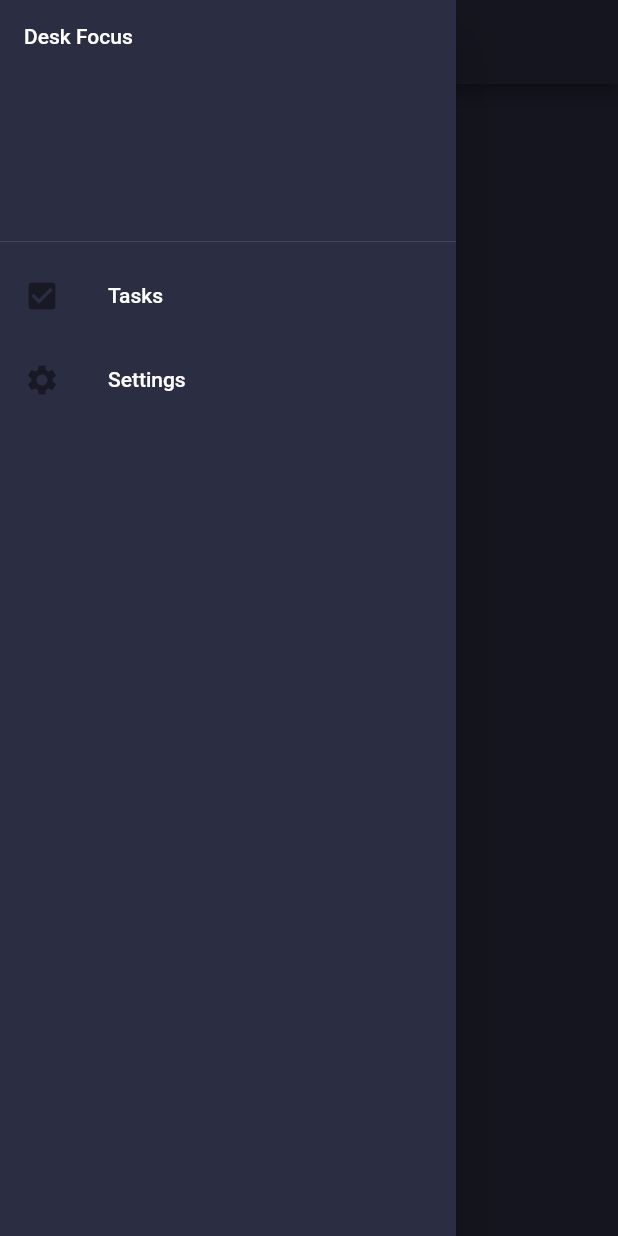
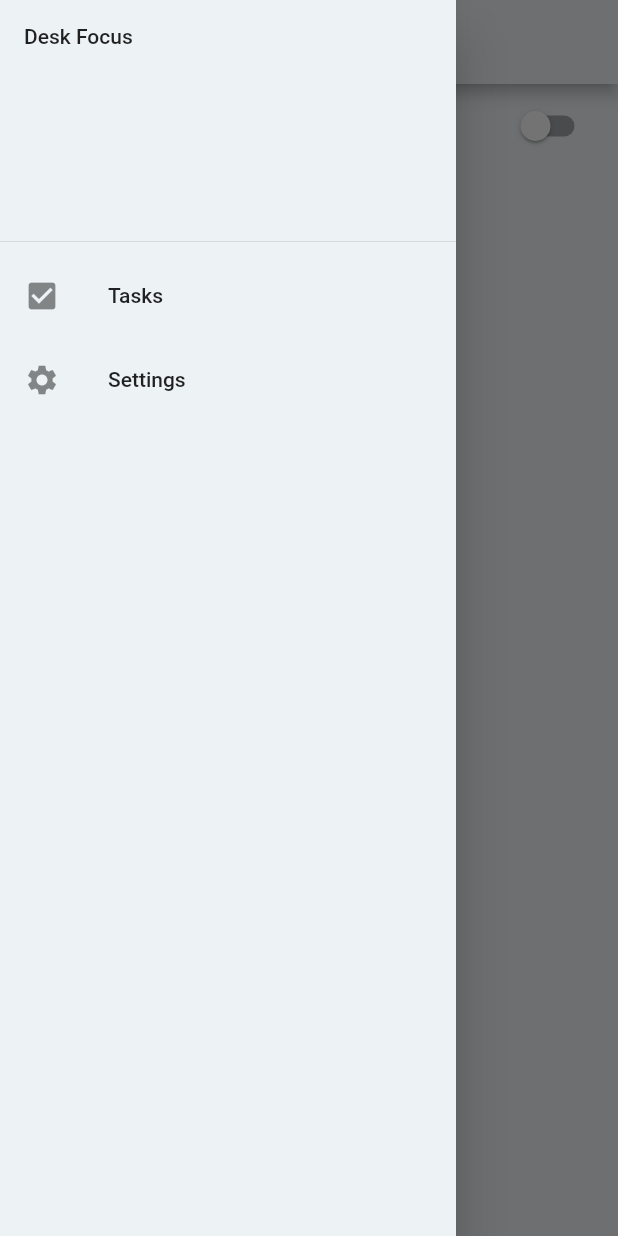
Before and after one commit to Hendermarkson/DeskFocus, a Flutter app: the SettingsScreen screen opened by its route, with the side drawer open, on a phone screen of 412 x 824 dp. Run offline on Flutter 3.47's test engine with Material 2 defaults, Android fonts, the light colour scheme and no system bars; our stand-ins replace equatable, flutter_slidable, sqflite; accounts and stored records are empty.

Commit message:
Implemented basic state management for settings

```diff
--- a/lib/app_theme.dart
+++ b/lib/app_theme.dart
@@ -1,12 +1,12 @@
 import 'package:flutter/material.dart';
 
 class AppTheme {
-  bool lightModeEnabled;
+  bool darkMode;
 
-  AppTheme({this.lightModeEnabled = false});
+  AppTheme({this.darkMode = false});
 
   ThemeData get themeData {
-    return lightModeEnabled ? _lightTheme : _darkTheme;
+    return darkMode ? _darkTheme : _lightTheme;
   }
 
   ThemeData get _darkTheme {
--- /dev/null
+++ b/lib/models/settings_data.dart
@@ -0,0 +1,19 @@
+import 'package:flutter/cupertino.dart';
+
+class SettingsData extends ChangeNotifier {
+  bool _darkMode = false;
+  String _selectedPage;
+
+  bool get darkMode => _darkMode;
+  String get selectedPage => _selectedPage;
+
+  toggleAppTheme() {
+    this._darkMode = !this._darkMode;
+    notifyListeners();
+  }
+
+  setSelectedPage(String page) {
+    this._selectedPage = page;
+    notifyListeners();
+  }
+}
--- a/lib/screens/settings_screen.dart
+++ b/lib/screens/settings_screen.dart
@@ -1,5 +1,7 @@
+import 'package:desk_focus/models/settings_data.dart';
 import 'package:desk_focus/widgets/app_drawer.dart';
 import 'package:flutter/material.dart';
+import 'package:provider/provider.dart';
 
 class SettingsScreen extends StatelessWidget {
   @override
@@ -9,9 +11,17 @@ class SettingsScreen extends StatelessWidget {
         title: Text('Settings'),
       ),
       drawer: AppDrawer(),
-      body: Container(
-        child: Center(
-          child: Text('Settings'),
+      body: Consumer<SettingsData>(
+        builder: (_, settings, child) => Container(
+          child: ListView(
+            children: [
+              SwitchListTile(
+                title: Text('Enable darkmode'),
+                value: settings.darkMode,
+                onChanged: (value) => settings.toggleAppTheme(),
+              ),
+            ],
+          ),
         ),
       ),
     );
```
Also changed, not shown: lib/app.dart (+13 -6 lines).
